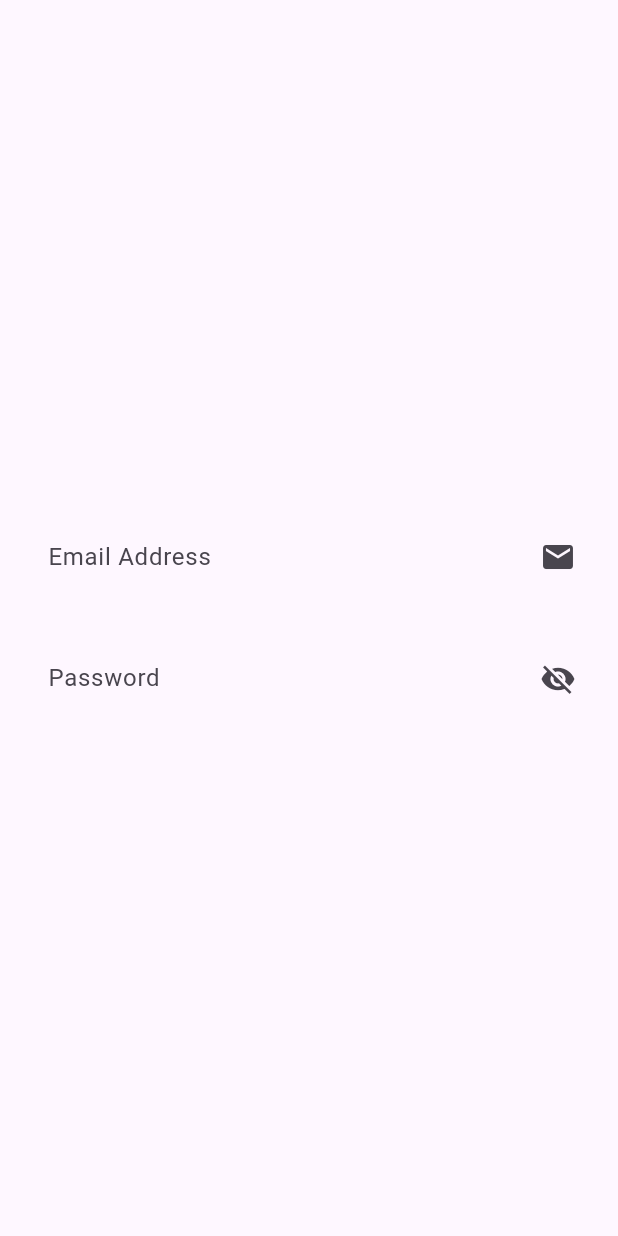
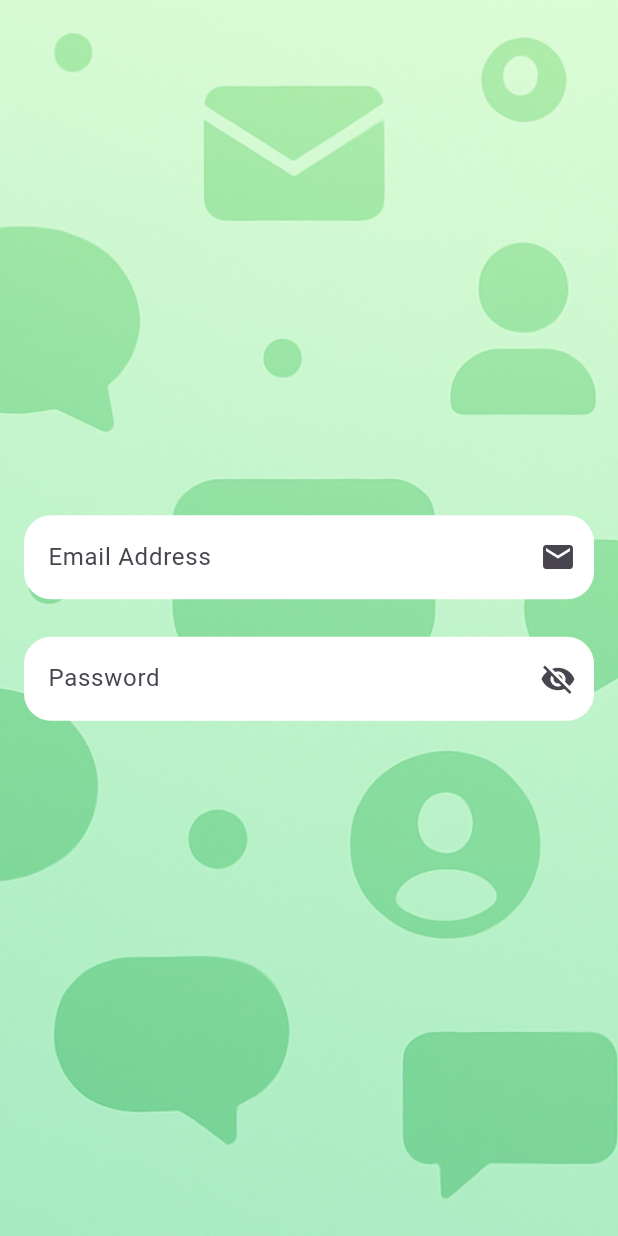
Before and after one commit to Mazen-ibrahim/Flutter-Projects, a Flutter app: the screen it shows after launch, on a phone screen of 412 x 824 dp. Run offline on Flutter 3.47's test engine with Material 3 defaults, Android fonts, the phone set to English and light mode, and no system bars; our stand-ins replace cloud_firestore, firebase_core, fl_chart, flutter_riverpod, google_maps_flutter, image_picker and 3 more; accounts and stored records are empty.

Commit message:
update Auth Screen

```diff
--- a/chat_app/chat_app/lib/main.dart
+++ b/chat_app/chat_app/lib/main.dart
@@ -15,9 +15,7 @@ class MyApp extends StatelessWidget {
   Widget build(BuildContext context) {
     return MaterialApp(
       title: 'Chat App',
-      theme: ThemeData(
-        colorScheme: ColorScheme.fromSeed(seedColor: Colors.deepPurple),
-      ),
+      debugShowCheckedModeBanner: false,
       home: AuthScreen(),
     );
   }
--- a/chat_app/chat_app/lib/screens/auth.dart
+++ b/chat_app/chat_app/lib/screens/auth.dart
@@ -16,7 +16,10 @@ class _AuthScreenState extends State<AuthScreen> {
     return Scaffold(
       body: Container(
         decoration: BoxDecoration(
-          //image: DecorationImage(image: AssetImage('')),
+          image: DecorationImage(
+            image: AssetImage('images/Background2.png'),
+            fit: BoxFit.cover,
+          ),
         ),
         child: Center(
           child: SingleChildScrollView(
@@ -30,9 +33,11 @@ class _AuthScreenState extends State<AuthScreen> {
                       children: [
                         TextFormField(
                           decoration: InputDecoration(
-                            labelText: 'Email Address',
+                            filled: true,
+                            fillColor: Colors.white,
+                            hintText: 'Email Address',
                             border: OutlineInputBorder(
-                              borderRadius: BorderRadius.circular(15),
+                              borderRadius: BorderRadius.circular(18),
                               borderSide: BorderSide.none,
                             ),
                             suffixIcon: Icon(Icons.email),
@@ -45,11 +50,14 @@ class _AuthScreenState extends State<AuthScreen> {
                         TextFormField(
                           obscureText: !visibilty,
                           decoration: InputDecoration(
-                            labelText: 'Password',
+                            filled: true,
+                            fillColor: Colors.white,
+                            hintText: 'Password',
                             border: OutlineInputBorder(
-                              borderRadius: BorderRadius.circular(15),
+                              borderRadius: BorderRadius.circular(18),
                               borderSide: BorderSide.none,
                             ),
+
                             suffixIcon: IconButton(
                               onPressed: () {
                                 setState(() {
--- a/chat_app/chat_app/pubspec.yaml
+++ b/chat_app/chat_app/pubspec.yaml
@@ -59,9 +59,9 @@ flutter:
   uses-material-design: true
 
   # To add assets to your application, add an assets section, like this:
-  # assets:
-  #   - images/a_dot_burr.jpeg
-  #   - images/a_dot_ham.jpeg
+  assets:
+     - images/Background.png
+     - images/Background2.png
 
   # An image asset can refer to one or more resolution-specific "variants", see
   # https://flutter.dev/to/resolution-aware-images
```
Also changed, not shown: chat_app/chat_app/images/Background.png (added), chat_app/chat_app/images/Background2.png (added).
